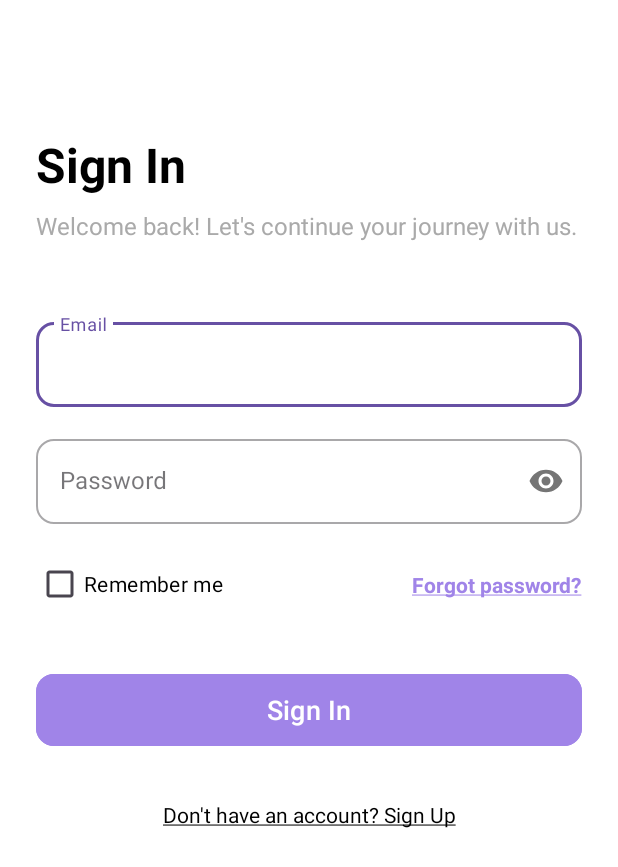
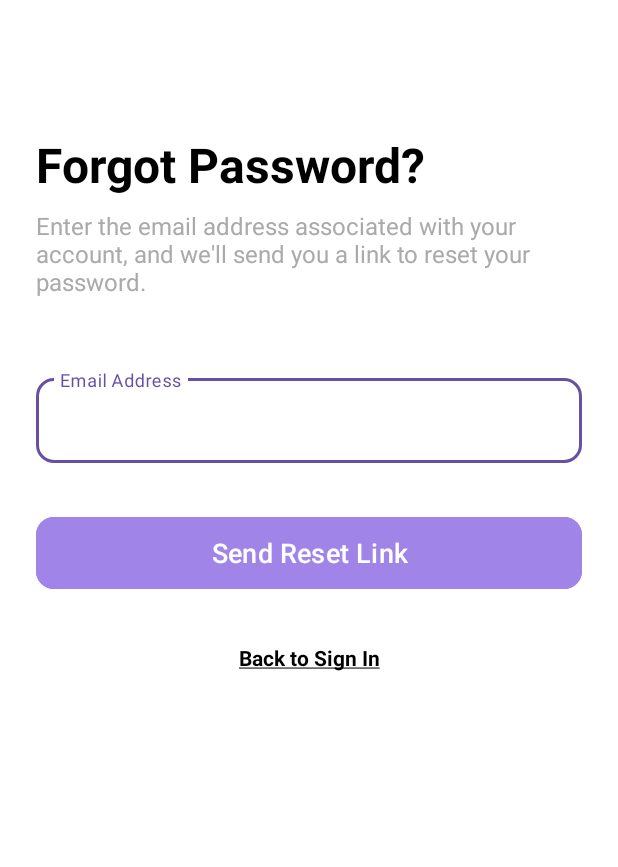
Before and after one commit to Maleesha87/MedClickApp, an Android app: the SignInActivity screen opened directly, with no data from a screen before it, after a tap on "Forgot password?", on a phone screen of 412 x 824 dp. Shown: the top 867 px of the screen. Run offline under Robolectric (Android 15) with nearby library versions, the phone set to English and light mode, and no system bars; our stand-ins replace Firebase (no records; nobody signed in at launch, a user with empty details on screens opened directly).

```diff
--- /dev/null
+++ b/app/src/main/java/com/example/medclick/ForgotPasswordActivity.kt
@@ -0,0 +1,102 @@
+package com.example.medclick
+
+import android.content.Intent
+import android.os.Bundle
+import android.util.Log
+import android.widget.TextView
+import android.widget.Toast
+import androidx.appcompat.app.AppCompatActivity
+import com.google.android.material.button.MaterialButton
+import com.google.android.material.textfield.TextInputEditText
+import com.google.firebase.auth.FirebaseAuth
+import com.google.firebase.auth.ktx.auth
+import com.google.firebase.ktx.Firebase
+
+class ForgotPasswordActivity : AppCompatActivity() {
+
+    private lateinit var auth: FirebaseAuth
+
+    override fun onCreate(savedInstanceState: Bundle?) {
+        super.onCreate(savedInstanceState)
+        setContentView(R.layout.activity_forgot_password)
+
+        // Initialize Firebase Auth
+        auth = Firebase.auth
+
+        // Get references for UI components
+        val emailEditText = findViewById<TextInputEditText>(R.id.et_email)
+        val sendResetButton = findViewById<MaterialButton>(R.id.btn_send_reset_link)
+        val backToSignInLink = findViewById<TextView>(R.id.tv_back_to_sign_in)
+
+        // --- Style the Back to Sign In link to look clickable ---
+        setupLinkStyling()
+
+        // --- 1. Send Reset Button Listener ---
+        sendResetButton.setOnClickListener {
+            val email = emailEditText.text.toString().trim()
+
+            if (email.isEmpty()) {
+                Toast.makeText(this, "Please enter your registered email address.", Toast.LENGTH_SHORT).show()
+                return@setOnClickListener
+            }
+
+            // Disable button to prevent multiple requests
+            sendResetButton.isEnabled = false
+            sendResetButton.text = "Sending..."
+
+            // Use Firebase to send the password reset email
+            auth.sendPasswordResetEmail(email)
+                .addOnCompleteListener { task ->
+                    sendResetButton.isEnabled = true
+                    sendResetButton.text = "Send Reset Link"
+
+                    if (task.isSuccessful) {
+                        Log.d("PasswordReset", "Email sent to $email")
+                        Toast.makeText(
+                            this,
+                            "Password reset link sent to $email. Check your inbox (and spam folder)!",
+                            Toast.LENGTH_LONG
+                        ).show()
+                        // Optional: Navigate back to sign in after success
+                        navigateToSignIn()
+                    } else {
+                        Log.w("PasswordReset", "Failed to send reset email.", task.exception)
+                        Toast.makeText(
+                            this,
+                            "Failed to send reset email. Ensure the email is registered.",
+                            Toast.LENGTH_LONG
+                        ).show()
+                    }
+                }
+        }
+
+        // --- 2. Back to Sign In Link Listener ---
+        backToSignInLink.setOnClickListener {
+            navigateToSignIn()
+        }
+    }
+
+    /**
+     * Makes the Back to Sign In link look like a clickable link in BLACK color
+     */
+    private fun setupLinkStyling() {
+        val backToSignInLink = findViewById<TextView>(R.id.tv_back_to_sign_in)
+
+        // Make the link underlined to look clickable
+        backToSignInLink.paintFlags = backToSignInLink.paintFlags or android.graphics.Paint.UNDERLINE_TEXT_FLAG
+
+        // Keep the text color BLACK (as specified in XML)
+        // No need to change the color since XML already has android:textColor="@android:color/black"
+    }
+
+    /**
+     * Navigates the user back to the Sign In screen.
+     */
+    private fun navigateToSignIn() {
+        val intent = Intent(this, SignInActivity::class.java)
+        // Clears the activity stack so the user can't hit back to Forgot Password
+        intent.flags = Intent.FLAG_ACTIVITY_CLEAR_TOP or Intent.FLAG_ACTIVITY_SINGLE_TOP
+        startActivity(intent)
+        finish()
+    }
+}
--- a/app/src/main/java/com/example/medclick/RoleSelectionActivity.kt
+++ b/app/src/main/java/com/example/medclick/RoleSelectionActivity.kt
@@ -16,22 +16,22 @@ class RoleSelectionActivity : AppCompatActivity() {
         val btnAdmin = findViewById<MaterialButton>(R.id.btn_admin)
 
         btnGeneralUser.setOnClickListener {
-            // Navigate to General User (Patient) Dashboard
             val intent = Intent(this, SignUpActivity::class.java)
+            intent.putExtra("USER_ROLE", "General User")
             startActivity(intent)
             finish()
         }
 
         btnServiceProvider.setOnClickListener {
-            // Navigate to Service Provider Dashboard
             val intent = Intent(this, SignUpActivity::class.java)
+            intent.putExtra("USER_ROLE", "Service Provider")
             startActivity(intent)
             finish()
         }
 
         btnAdmin.setOnClickListener {
-            // Navigate to Admin Dashboard
             val intent = Intent(this, SignUpActivity::class.java)
+            intent.putExtra("USER_ROLE", "Admin")
             startActivity(intent)
             finish()
         }
--- /dev/null
+++ b/app/src/main/res/layout/activity_forgot_password.xml
@@ -0,0 +1,90 @@
+<?xml version="1.0" encoding="utf-8"?>
+<androidx.constraintlayout.widget.ConstraintLayout xmlns:android="http://schemas.android.com/apk/res/android"
+    xmlns:app="http://schemas.android.com/apk/res-auto"
+    xmlns:tools="http://schemas.android.com/tools"
+    android:layout_width="match_parent"
+    android:layout_height="match_parent"
+    android:padding="24dp"
+    android:background="@android:color/white"
+    tools:context=".ForgotPasswordActivity">
+
+    <!-- Title and Subtitle -->
+    <TextView
+        android:id="@+id/tv_title"
+        android:layout_width="0dp"
+        android:layout_height="wrap_content"
+        android:text="Forgot Password?"
+        android:textSize="32sp"
+        android:textStyle="bold"
+        android:textColor="@android:color/black"
+        android:layout_marginTop="64dp"
+        app:layout_constraintTop_toTopOf="parent"
+        app:layout_constraintStart_toStartOf="parent"
+        app:layout_constraintEnd_toEndOf="parent" />
+
+    <TextView
+        android:id="@+id/tv_subtitle"
+        android:layout_width="0dp"
+        android:layout_height="wrap_content"
+        android:text="Enter the email address associated with your account, and we'll send you a link to reset your password."
+        android:textSize="16sp"
+        android:textColor="@android:color/darker_gray"
+        android:layout_marginTop="8dp"
+        app:layout_constraintTop_toBottomOf="@id/tv_title"
+        app:layout_constraintStart_toStartOf="parent"
+        app:layout_constraintEnd_toEndOf="parent" />
+
+    <!-- Email Input -->
+    <com.google.android.material.textfield.TextInputLayout
+        android:id="@+id/til_email"
+        style="@style/Widget.MaterialComponents.TextInputLayout.OutlinedBox"
+        android:layout_width="0dp"
+        android:layout_height="wrap_content"
+        android:layout_marginTop="48dp"
+        app:boxCornerRadiusBottomEnd="12dp"
+        app:boxCornerRadiusBottomStart="12dp"
+        app:boxCornerRadiusTopEnd="12dp"
+        app:boxCornerRadiusTopStart="12dp"
+        app:layout_constraintTop_toBottomOf="@id/tv_subtitle"
+        app:layout_constraintStart_toStartOf="parent"
+        app:layout_constraintEnd_toEndOf="parent">
+
+        <com.google.android.material.textfield.TextInputEditText
+            android:id="@+id/et_email"
+            android:layout_width="match_parent"
+            android:layout_height="wrap_content"
+            android:hint="Email Address"
+            android:inputType="textEmailAddress" />
+    </com.google.android.material.textfield.TextInputLayout>
+
+    <!-- Send Reset Link Button -->
+    <com.google.android.material.button.MaterialButton
+        android:id="@+id/btn_send_reset_link"
+        android:layout_width="0dp"
+        android:layout_height="56dp"
+        android:layout_marginTop="32dp"
+        android:text="Send Reset Link"
+        android:textAllCaps="false"
+        android:textSize="18sp"
+        android:textColor="@android:color/white"
+        app:cornerRadius="12dp"
+        android:backgroundTint="#A084E8"
+        app:layout_constraintTop_toBottomOf="@id/til_email"
+        app:layout_constraintStart_toStartOf="parent"
+        app:layout_constraintEnd_toEndOf="parent" />
+
+    <!-- Back to Sign In Link -->
+    <TextView
+        android:id="@+id/tv_back_to_sign_in"
+        android:layout_width="wrap_content"
+        android:layout_height="wrap_content"
+        android:text="Back to Sign In"
+        android:textColor="@android:color/black"
+        android:paddingTop="32dp"
+        android:textStyle="bold"
+        android:layout_marginBottom="16dp"
+        app:layout_constraintTop_toBottomOf="@id/btn_send_reset_link"
+        app:layout_constraintStart_toStartOf="parent"
+        app:layout_constraintEnd_toEndOf="parent" />
+
+</androidx.constraintlayout.widget.ConstraintLayout>
```
Also changed, not shown: app/src/main/AndroidManifest.xml (+32 -5 lines), app/src/main/java/com/example/medclick/AdminDashboardActivity.kt (added, +17 -0 lines), app/src/main/java/com/example/medclick/ProviderDashboardActivity.kt (added, +17 -0 lines), app/src/main/java/com/example/medclick/ResetSuccessActivity.kt (added, +37 -0 lines), app/src/main/java/com/example/medclick/SignInActivity.kt (+54 -17 lines), app/src/main/java/com/example/medclick/UserDashboardActivity.kt (added, +17 -0 lines), app/src/main/res/layout/activity_admin_dashboard.xml (added, +18 -0 lines), app/src/main/res/layout/activity_provider_dashboard.xml (added, +18 -0 lines), app/src/main/res/layout/activity_reset_success.xml (added, +71 -0 lines), app/src/main/res/layout/activity_user_dashboard.xml (added, +18 -0 lines), app/src/main/res/raw/success.json (added, +1 -0 lines).
